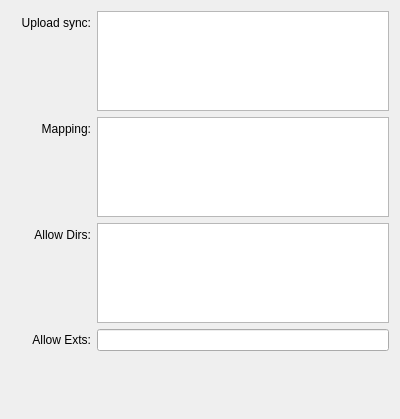
The window that addon/COS/COSFormDirSetting.ui (fengzhu2007/anycode) describes before a commit, drawn with Qt 5.
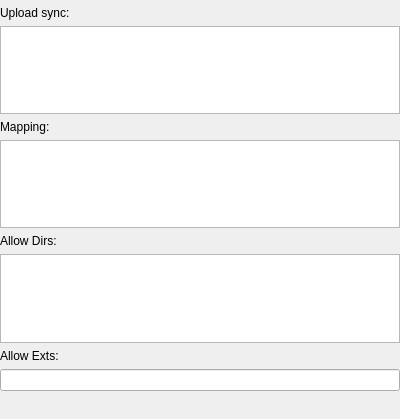
The same window after the commit. Custom widgets are drawn as their Qt base class.

```diff
--- a/addon/COS/COSFormDirSetting.ui
+++ b/addon/COS/COSFormDirSetting.ui
@@ -14,9 +14,19 @@
    <string>Form</string>
   </property>
   <layout class="QVBoxLayout" name="verticalLayout">
+   <property name="leftMargin">
+    <number>0</number>
+   </property>
+   <property name="topMargin">
+    <number>6</number>
+   </property>
+   <property name="rightMargin">
+    <number>0</number>
+   </property>
+   <property name="bottomMargin">
+    <number>0</number>
+   </property>
    <item>
-    <layout class="QFormLayout" name="formLayout">
-     <item row="1" column="0">
       <widget class="QLabel" name="label">
        <property name="minimumSize">
         <size>
@@ -40,39 +50,11 @@
         <string>Upload sync:</string>
        </property>
        <property name="alignment">
-        <set>Qt::AlignRight|Qt::AlignTrailing|Qt::AlignVCenter</set>
+      <set>Qt::AlignLeading|Qt::AlignLeft|Qt::AlignVCenter</set>
        </property>
       </widget>
      </item>
-     <item row="2" column="0">
-      <widget class="QLabel" name="re">
-       <property name="minimumSize">
-        <size>
-         <width>80</width>
-         <height>0</height>
-        </size>
-       </property>
-       <property name="maximumSize">
-        <size>
-         <width>80</width>
-         <height>16777215</height>
-        </size>
-       </property>
-       <property name="baseSize">
-        <size>
-         <width>80</width>
-         <height>0</height>
-        </size>
-       </property>
-       <property name="text">
-        <string>Mapping:</string>
-       </property>
-       <property name="alignment">
-        <set>Qt::AlignRight|Qt::AlignTrailing|Qt::AlignVCenter</set>
-       </property>
-      </widget>
-     </item>
-     <item row="1" column="1">
+   <item>
       <widget class="ady::DirMappingView" name="localTreeView">
        <property name="maximumSize">
         <size>
@@ -94,7 +76,35 @@
        </property>
       </widget>
      </item>
-     <item row="2" column="1">
+   <item>
+    <widget class="QLabel" name="re">
+     <property name="minimumSize">
+      <size>
+       <width>80</width>
+       <height>0</height>
+      </size>
+     </property>
+     <property name="maximumSize">
+      <size>
+       <width>80</width>
+       <height>16777215</height>
+      </size>
+     </property>
+     <property name="baseSize">
+      <size>
+       <width>80</width>
+       <height>0</height>
+      </size>
+     </property>
+     <property name="text">
+      <string>Mapping:</string>
+     </property>
+     <property name="alignment">
+      <set>Qt::AlignLeading|Qt::AlignLeft|Qt::AlignVCenter</set>
+     </property>
+    </widget>
+   </item>
+   <item>
       <widget class="ady::DirMappingView" name="remoteTreeView">
        <property name="maximumSize">
         <size>
@@ -113,38 +123,7 @@
        </property>
       </widget>
      </item>
-     <item row="4" column="0">
-      <widget class="QLabel" name="ext">
-       <property name="minimumSize">
-        <size>
-         <width>80</width>
-         <height>0</height>
-        </size>
-       </property>
-       <property name="maximumSize">
-        <size>
-         <width>80</width>
-         <height>16777215</height>
-        </size>
-       </property>
-       <property name="baseSize">
-        <size>
-         <width>80</width>
-         <height>0</height>
-        </size>
-       </property>
-       <property name="text">
-        <string>Allow Exts:</string>
-       </property>
-       <property name="alignment">
-        <set>Qt::AlignRight|Qt::AlignTrailing|Qt::AlignVCenter</set>
-       </property>
-      </widget>
-     </item>
-     <item row="4" column="1">
-      <widget class="QLineEdit" name="allowExtLineEdit"/>
-     </item>
-     <item row="3" column="0">
+   <item>
       <widget class="QLabel" name="label_2">
        <property name="minimumSize">
         <size>
@@ -156,11 +135,11 @@
         <string>Allow Dirs:</string>
        </property>
        <property name="alignment">
-        <set>Qt::AlignRight|Qt::AlignTrailing|Qt::AlignVCenter</set>
+      <set>Qt::AlignLeading|Qt::AlignLeft|Qt::AlignVCenter</set>
        </property>
       </widget>
      </item>
-     <item row="3" column="1">
+   <item>
       <widget class="ady::DirMappingView" name="allowDirTreeView">
        <property name="maximumSize">
         <size>
@@ -179,7 +158,36 @@
        </property>
       </widget>
      </item>
-    </layout>
+   <item>
+    <widget class="QLabel" name="ext">
+     <property name="minimumSize">
+      <size>
+       <width>80</width>
+       <height>0</height>
+      </size>
+     </property>
+     <property name="maximumSize">
+      <size>
+       <width>80</width>
+       <height>16777215</height>
+      </size>
+     </property>
+     <property name="baseSize">
+      <size>
+       <width>80</width>
+       <height>0</height>
+      </size>
+     </property>
+     <property name="text">
+      <string>Allow Exts:</string>
+     </property>
+     <property name="alignment">
+      <set>Qt::AlignLeading|Qt::AlignLeft|Qt::AlignVCenter</set>
+     </property>
+    </widget>
+   </item>
+   <item>
+    <widget class="QLineEdit" name="allowExtLineEdit"/>
    </item>
    <item>
     <spacer name="verticalSpacer">
```
Lines whose indentation alone changed are shown as unchanged.
